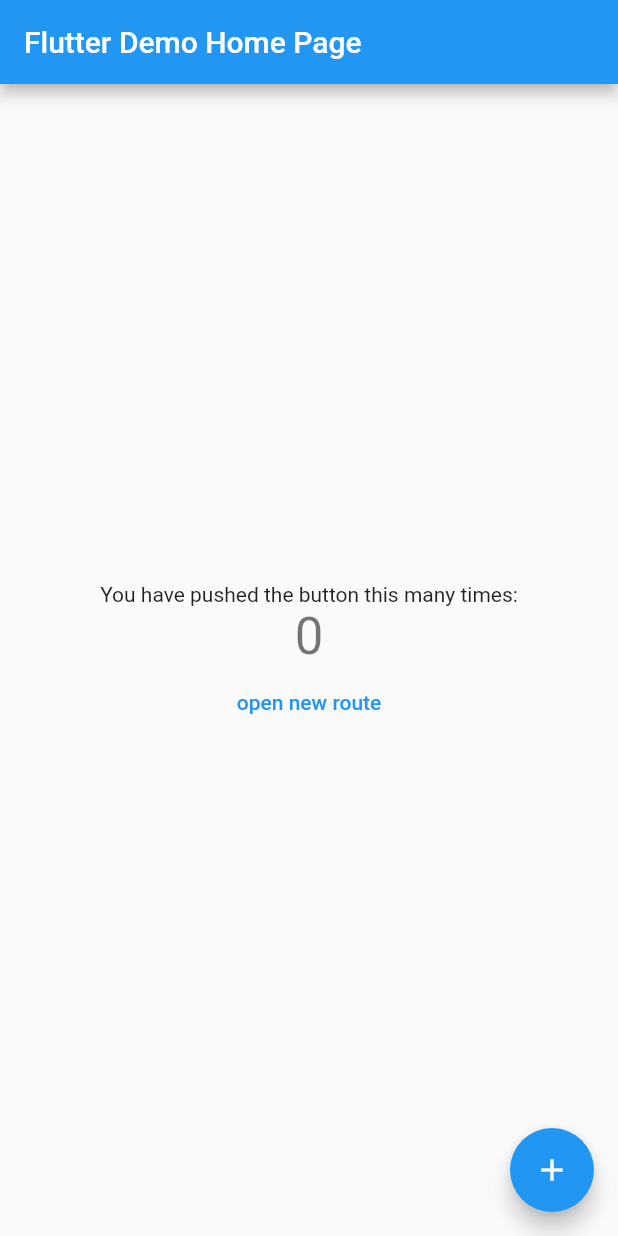
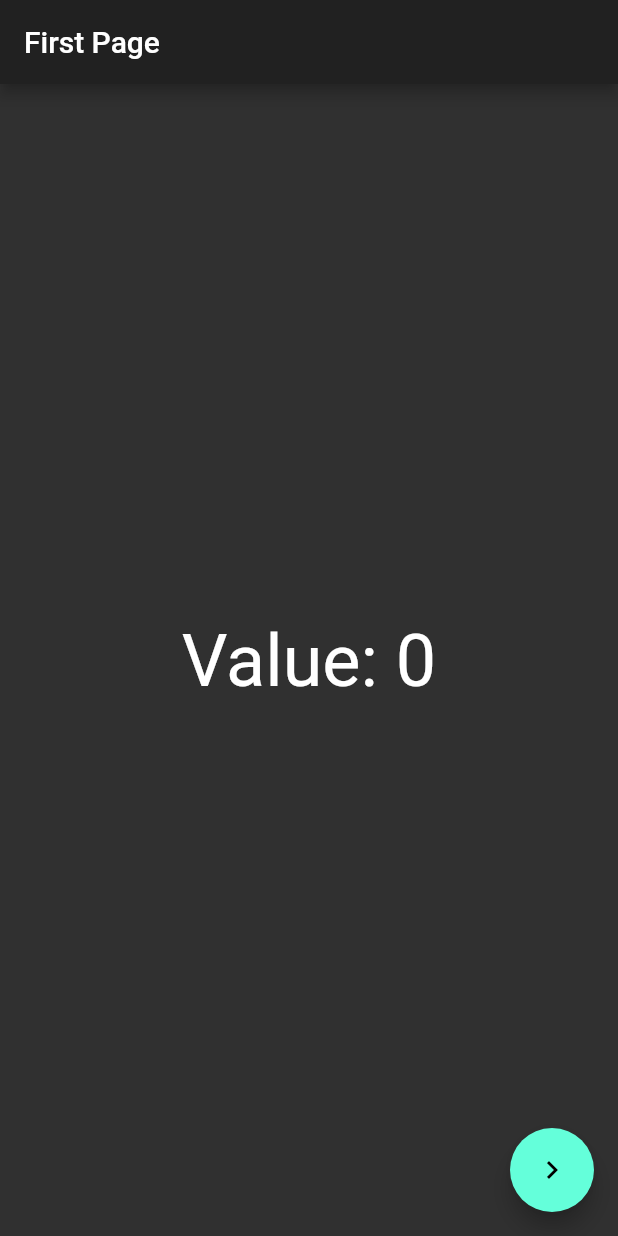
Before and after one commit to kuangshu/dcxy-flutter, a Flutter app: the screen it shows after launch, on a phone screen of 412 x 824 dp. Run offline on Flutter 3.47's test engine with Material 2 defaults, Android fonts, the phone set to English and light mode, and no system bars.

Commit message:
添加依赖

```diff
--- /dev/null
+++ b/lib/counter_model.dart
@@ -0,0 +1,11 @@
+import 'package:flutter/widgets.dart';
+
+class CounterModel with ChangeNotifier {
+  int _count = 0;
+  int get value => _count;
+
+  void increment() {
+    _count++;
+    notifyListeners();
+  }
+}
--- a/lib/main.dart
+++ b/lib/main.dart
@@ -1,140 +1,28 @@
+import 'package:dcxy_flutter/counter_model.dart';
+import 'package:dcxy_flutter/screen.dart';
 import 'package:flutter/material.dart';
+import 'package:provider/provider.dart';
 
-void main() => runApp(MyApp());
+void main() {
+  final counter = CounterModel();
+  final textSize = 48;
+
+  runApp(
+    MultiProvider(providers: [
+      Provider<int>(
+        builder: (_) => textSize,
+      ),
+      ChangeNotifierProvider<CounterModel>.value(value: counter),
+    ], child: MyApp()),
+  );
+}
 
 class MyApp extends StatelessWidget {
-  // This widget is the root of your application.
   @override
   Widget build(BuildContext context) {
     return MaterialApp(
-      title: 'Flutter Demo',
-      theme: ThemeData(
-        // This is the theme of your application.
-        //
-        // Try running your application with "flutter run". You'll see the
-        // application has a blue toolbar. Then, without quitting the app, try
-        // changing the primarySwatch below to Colors.green and then invoke
-        // "hot reload" (press "r" in the console where you ran "flutter run",
-        // or simply save your changes to "hot reload" in a Flutter IDE).
-        // Notice that the counter didn't reset back to zero; the application
-        // is not restarted.
-        primarySwatch: Colors.blue,
-      ),
-      routes: {
-        "new_page": (context) => NewRoute(),
-      },
-      home: MyHomePage(title: 'Flutter Demo Home Page'),
+      theme: ThemeData.dark(),
+      home: FirstScreen(),
     );
   }
 }
-
-class MyHomePage extends StatefulWidget {
-  MyHomePage({Key key, this.title}) : super(key: key);
-
-  // This widget is the home page of your application. It is stateful, meaning
-  // that it has a State object (defined below) that contains fields that affect
-  // how it looks.
-
-  // This class is the configuration for the state. It holds the values (in this
-  // case the title) provided by the parent (in this case the App widget) and
-  // used by the build method of the State. Fields in a Widget subclass are
-  // always marked "final".
-
-  final String title;
-
-  @override
-  _MyHomePageState createState() => _MyHomePageState();
-}
-
-class _MyHomePageState extends State<MyHomePage> {
-  int _counter = 0;
-
-  void _incrementCounter() {
-    setState(() {
-      // This call to setState tells the Flutter framework that something has
-      // changed in this State, which causes it to rerun the build method below
-      // so that the display can reflect the updated values. If we changed
-      // _counter without calling setState(), then the build method would not be
-      // called again, and so nothing would appear to happen.
-      _counter++;
-    });
-  }
-
-  @override
-  Widget build(BuildContext context) {
-    // This method is rerun every time setState is called, for instance as done
-    // by the _incrementCounter method above.
-    //
-    // The Flutter framework has been optimized to make rerunning build methods
-    // fast, so that you can just rebuild anything that needs updating rather
-    // than having to individually change instances of widgets.
-    return Scaffold(
-      appBar: AppBar(
-        // Here we take the value from the MyHomePage object that was created by
-        // the App.build method, and use it to set our appbar title.
-        title: Text(widget.title),
-      ),
-      body: Center(
-        // Center is a layout widget. It takes a single child and positions it
-        // in the middle of the parent.
-        child: Column(
-          // Column is also layout widget. It takes a list of children and
-          // arranges them vertically. By default, it sizes itself to fit its
-          // children horizontally, and tries to be as tall as its parent.
-          //
-          // Invoke "debug painting" (press "p" in the console, choose the
-          // "Toggle Debug Paint" action from the Flutter Inspector in Android
-          // Studio, or the "Toggle Debug Paint" command in Visual Studio Code)
-          // to see the wireframe for each widget.
-          //
-          // Column has various properties to control how it sizes itself and
-          // how it positions its children. Here we use mainAxisAlignment to
-          // center the children vertically; the main axis here is the vertical
-          // axis because Columns are vertical (the cross axis would be
-          // horizontal).
-          mainAxisAlignment: MainAxisAlignment.center,
-          children: <Widget>[
-            Text(
-              'You have pushed the button this many times:',
-            ),
-            Text(
-              '$_counter',
-              style: Theme.of(context).textTheme.display1,
-            ),
-            FlatButton(
-              child: Text("open new route"),
-              textColor: Colors.blue,
-              onPressed: () {
-                //导航到新路由
-                Navigator.pushNamed(context, "new_page");
-                // Navigator.push(context,
-                //     new MaterialPageRoute(builder: (context) {
-                //   return new NewRoute();
-                // }));
-              },
-            ),
-          ],
-        ),
-      ),
-      floatingActionButton: FloatingActionButton(
-        onPressed: _incrementCounter,
-        tooltip: 'Increment',
-        child: Icon(Icons.add),
-      ), // This trailing comma makes auto-formatting nicer for build methods.
-    );
-  }
-}
-
-class NewRoute extends StatelessWidget {
-  @override
-  Widget build(BuildContext context) {
-    return Scaffold(
-      appBar: AppBar(
-        title: Text("New route"),
-      ),
-      body: Center(
-        child: Text("This is new route"),
-      ),
-    );
-  }
-}
--- /dev/null
+++ b/lib/screen.dart
@@ -0,0 +1,60 @@
+import 'package:dcxy_flutter/counter_model.dart';
+import 'package:flutter/material.dart';
+import 'package:provider/provider.dart';
+
+class FirstScreen extends StatelessWidget {
+  @override
+  Widget build(BuildContext context) {
+    final counter = Provider.of<CounterModel>(context);
+    final textSize = Provider.of<int>(context);
+
+    return Scaffold(
+      appBar: AppBar(
+        title: Text('First Page'),
+      ),
+      body: Center(
+        child: Text(
+          'Value: ${counter.value}',
+          style: TextStyle(
+            fontSize: textSize.toDouble(),
+          ),
+        ),
+      ),
+      floatingActionButton: FloatingActionButton(
+        onPressed: () => Navigator.of(context)
+            .push(MaterialPageRoute(builder: (context) => SecondScreen())),
+        child: Icon(Icons.navigate_next),
+      ),
+    );
+  }
+}
+
+class SecondScreen extends StatelessWidget {
+  @override
+  Widget build(BuildContext context) {
+    return Scaffold(
+      appBar: AppBar(
+        title: Text('Second Page'),
+      ),
+      body: Consumer2<CounterModel, int>(
+        builder: (context, CounterModel counter, int textSize, child) {
+          return Center(
+            child: Text(
+              'Value: ${counter.value}',
+              style: TextStyle(
+                fontSize: textSize.toDouble(),
+              ),
+            ),
+          );
+        },
+      ),
+      floatingActionButton: Consumer<CounterModel>(
+        builder: (context, CounterModel counter, child) => FloatingActionButton(
+          onPressed: () => counter.increment(),
+          child: child,
+        ),
+        child: Icon(Icons.add),
+      ),
+    );
+  }
+}
```
Also changed, not shown: pubspec.yaml (+2 -7 lines), pubspec.lock, 1 other file.
